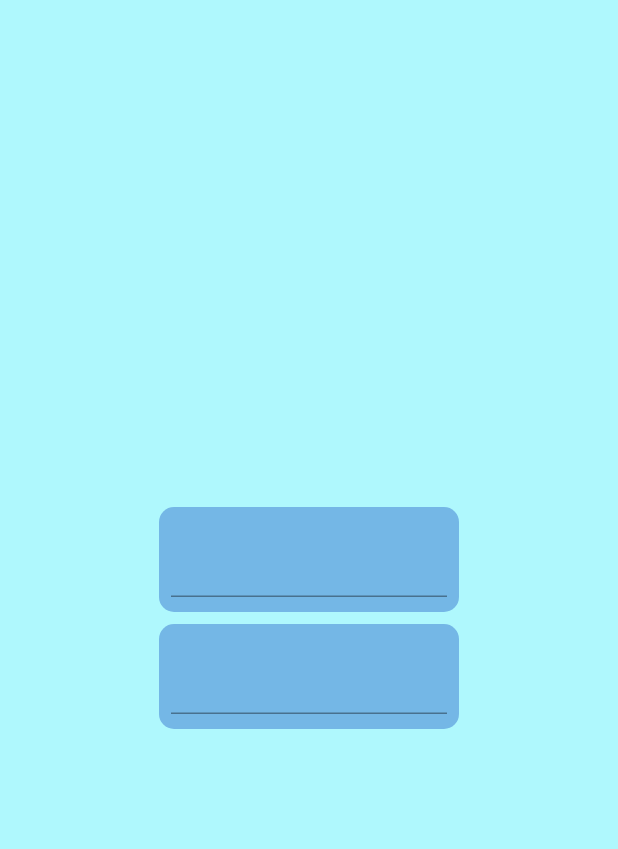
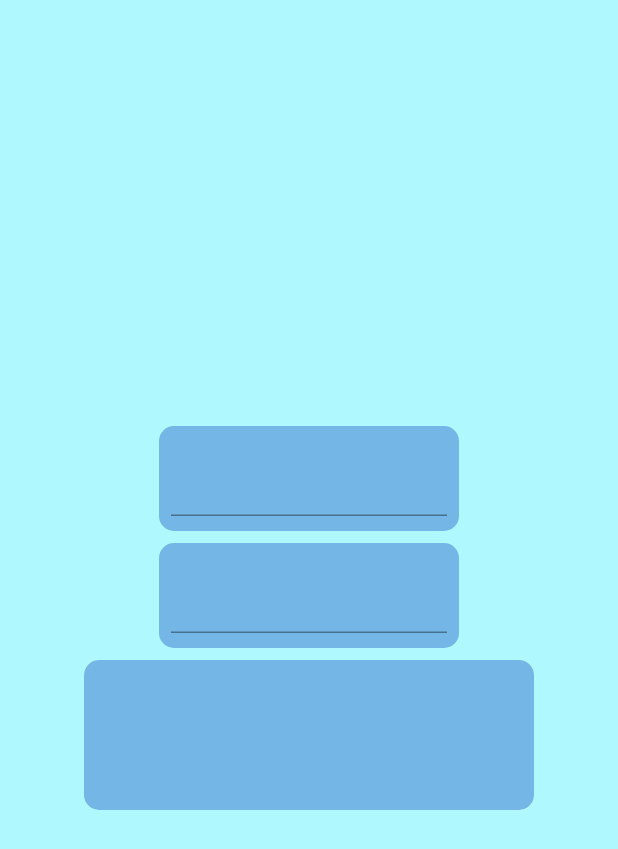
Before and after one commit to Gabriel-Campos-Marques/Projeto_Integrador, a Flutter app: the screen it shows after launch, on a phone screen of 412 x 824 dp. Shown: the top 849 px of the screen. Run offline on Flutter 3.47's test engine with Material 2 defaults, Android fonts, the phone set to English and light mode, and no system bars.

Commit message:
Criado os botões da tela de login

```diff
--- a/lib/main.dart
+++ b/lib/main.dart
@@ -64,6 +64,23 @@ class TelaDeLogin extends StatelessWidget {
                 ),
               ),
             ),
+            Padding(
+              padding: const EdgeInsets.only(top: 8.0),
+              child: Material(
+                borderRadius: BorderRadius.circular(10),
+                child: InkWell(
+                  onTap: () {},
+                  child: Container(
+                    decoration: BoxDecoration(
+                      color: const Color.fromRGBO(116, 183, 230, 1),
+                      borderRadius: BorderRadius.circular(10),
+                    ),
+                    width: 300,
+                    height: 100,
+                  ),
+                ),
+              ),
+            )
           ],
         ),
       ),
```
